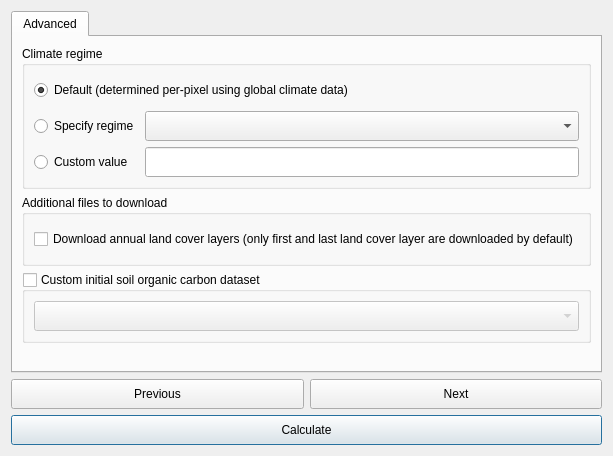
First picture: the form in LDMP/gui/DlgCalculateSOC.ui, repository ConservationInternational/trends.earth, before the edit.
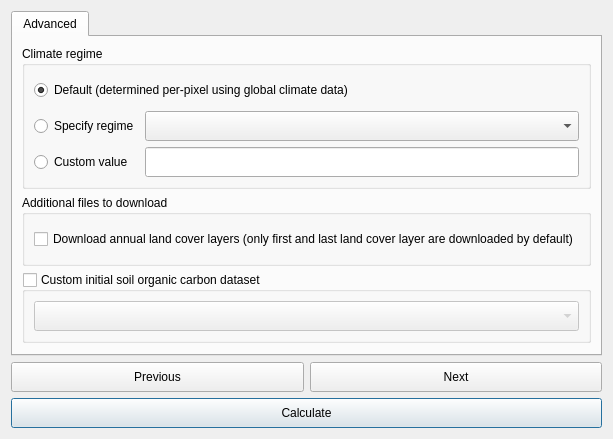
Second picture: the form after the edit. Custom widgets are drawn as their Qt base class.

Diff of the .ui file:
```diff
--- a/LDMP/gui/DlgCalculateSOC.ui
+++ b/LDMP/gui/DlgCalculateSOC.ui
@@ -6,12 +6,12 @@
    <rect>
     <x>0</x>
     <y>0</y>
-    <width>558</width>
-    <height>456</height>
+    <width>564</width>
+    <height>416</height>
    </rect>
   </property>
   <property name="sizePolicy">
-   <sizepolicy hsizetype="Expanding" vsizetype="Expanding">
+   <sizepolicy hsizetype="Fixed" vsizetype="Fixed">
     <horstretch>0</horstretch>
     <verstretch>0</verstretch>
    </sizepolicy>
```
